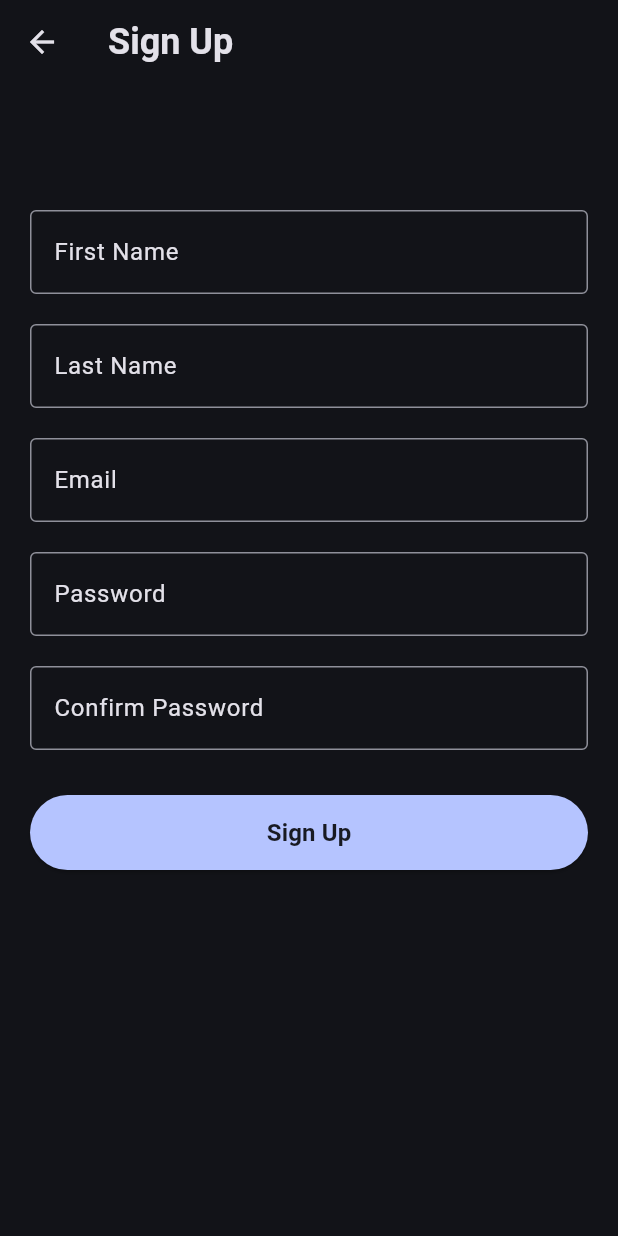
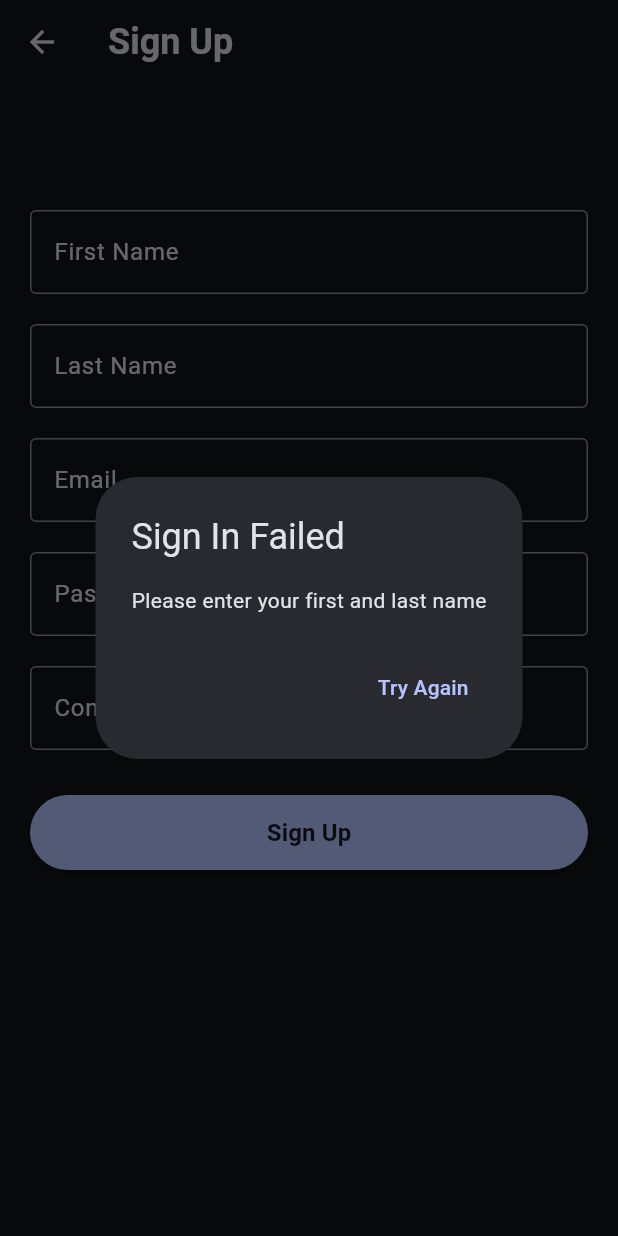
Before and after one commit to indezah/taskapolis, a Flutter app: the signUpScreen screen opened directly, after a tap on "Sign Up", on a phone screen of 412 x 824 dp. Run offline on Flutter 3.47's test engine with Material 2 defaults, Android fonts, the phone set to English and light mode, and no system bars; our stand-ins replace cloud_firestore, csv, file_picker, firebase_auth, firebase_core, permission_handler and 1 more; accounts and stored records are empty; Roboto replaces fonts that are missing (SpaceGrotesk).

Commit message:
Added some error checks

```diff
--- a/lib/pages/signup.dart
+++ b/lib/pages/signup.dart
@@ -1,5 +1,4 @@
 import 'package:firebase_auth/firebase_auth.dart';
-import 'package:cloud_firestore/cloud_firestore.dart';
 import 'package:flutter/material.dart';
 import 'package:taskapolis/pages/auth.dart';
 import 'package:taskapolis/reuseable_wdigets/reuseable_widget.dart';
@@ -34,6 +33,15 @@ class _signUpScreenState extends State<signUpScreen> {
       if (_passwordTextController.text != _confirmPasswordTextController.text) {
         Navigator.pop(context);
         errorMessage('Passwords do not match', false);
+        return;
+      } else if (_firstNameTextController.text.isEmpty ||
+          _lastNameTextController.text.isEmpty) {
+        Navigator.pop(context);
+        errorMessage('Please enter your first and last name', false);
+        return;
+      } else if (_emailTextController.text.isEmpty) {
+        Navigator.pop(context);
+        errorMessage('Please enter your email', false);
         return;
       }
       var userCredentials = await FirebaseAuth.instance
@@ -88,10 +96,6 @@ class _signUpScreenState extends State<signUpScreen> {
                   // Navigator.popUntil(context, (route) => route.isFirst);
                   Navigator.of(context).pop();
                   Navigator.of(context).pop();
-                  // Navigator.pushReplacement(
-                  //   context,
-                  //   MaterialPageRoute(builder: (context) => SigninScreen()),
-                  // );
                 },
               ),
             ]);
```
Also changed, not shown: 3 other files.
